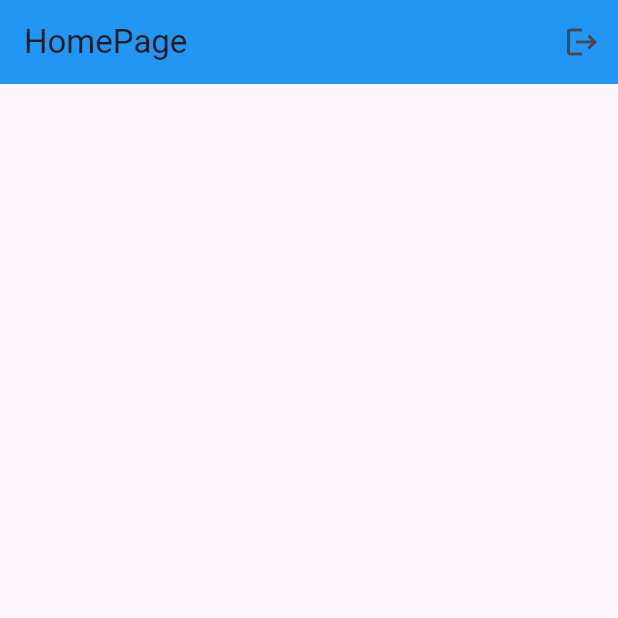
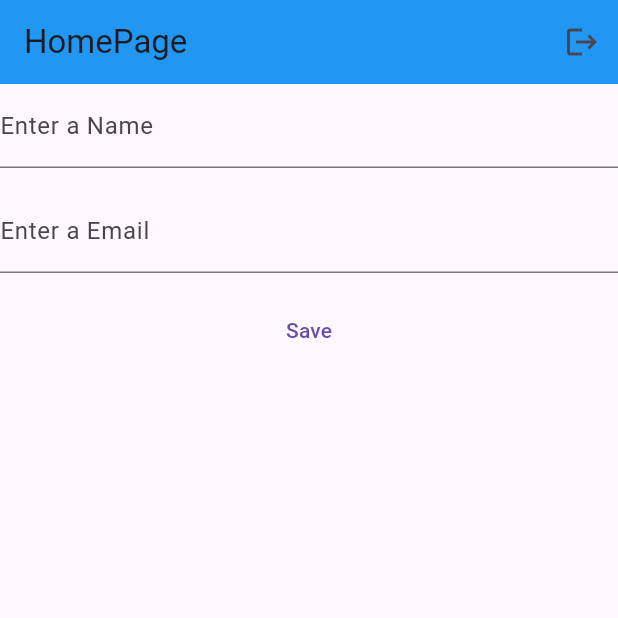
Before and after one commit to Ruthvik2025/Firebase_Practice, a Flutter app: the HomePage screen opened directly, on a phone screen of 412 x 824 dp, the top half of it. Run offline on Flutter 3.47's test engine with Material 3 defaults, Android fonts, the phone set to English and light mode, and no system bars; our stand-ins replace cloud_firestore, firebase_auth, firebase_core; accounts and stored records are empty; network calls fail.

```diff
--- a/lib/screens/home_page.dart
+++ b/lib/screens/home_page.dart
@@ -1,3 +1,4 @@
+import 'package:cloud_firestore/cloud_firestore.dart';
 import 'package:firebase_auth/firebase_auth.dart';
 import 'package:firebase_practice/screens/phone%20auth/sign_with_phone.dart';
 import 'package:flutter/material.dart';
@@ -10,6 +11,24 @@ class HomePage extends StatefulWidget {
 }
 
 class _MyWidgetState extends State<HomePage> {
+  TextEditingController nameController = TextEditingController();
+  TextEditingController emailController = TextEditingController();
+
+  void saveInfo() async {
+    String name = nameController.text.trim();
+    String email = emailController.text.trim();
+
+    nameController.clear();
+    emailController.clear();
+
+    Map<String, dynamic> UserData = {'name ': name, 'email': email};
+    await FirebaseFirestore.instance.collection('users').add(UserData);
+  }
+
+  void delete(String docId) async {
+    await FirebaseFirestore.instance.collection('users').doc(docId).delete();
+  }
+
   void signOut() async {
     await FirebaseAuth.instance.signOut();
     Navigator.popUntil(context, (route) => route.isFirst);
@@ -34,6 +53,68 @@ class _MyWidgetState extends State<HomePage> {
         backgroundColor: Colors.blue,
         title: const Text("HomePage"),
       ),
+      body: Column(
+        children: [
+          TextField(
+            controller: nameController,
+            decoration: const InputDecoration(labelText: 'Enter a Name'),
+          ),
+          const SizedBox(
+            height: 14,
+          ),
+          TextField(
+            controller: emailController,
+            decoration: const InputDecoration(labelText: 'Enter a Email'),
+          ),
+          const SizedBox(
+            height: 14,
+          ),
+          TextButton(
+            onPressed: () {
+              saveInfo();
+            },
+            child: const Text('Save'),
+          ),
+          const SizedBox(
+            height: 14,
+          ),
+          Expanded(
+            child: StreamBuilder(
+                stream:
+                    FirebaseFirestore.instance.collection('users').snapshots(),
+                builder: (context, snapshot) {
+                  if (snapshot.connectionState == ConnectionState.active) {
+                    if (snapshot.hasData && snapshot.data != null) {
+                      return ListView.builder(
+                        itemCount: snapshot.data!.docs.length,
+                        itemBuilder: (context, index) {
+                          Map<String, dynamic> userMap =
+                              snapshot.data?.docs[index].data()
+                                  as Map<String, dynamic>;
+                          String docId = snapshot.data!.docs[index].id;
+                          return ListTile(
+                            leading: IconButton(
+                                onPressed: () {},
+                                icon: const Icon(Icons.update)),
+                            title: Text(userMap["name "]),
+                            subtitle: Text(userMap["email"]),
+                            trailing: IconButton(
+                                onPressed: () {
+                                  delete(docId);
+                                },
+                                icon: const Icon(Icons.delete)),
+                          );
+                        },
+                      );
+                    } else {
+                      return const CircularProgressIndicator();
+                    }
+                  }
+                  return const Text('data');
+                }),
+          ),
+        ],
+      ),
     );
   }
 }
--- a/lib/screens/phone auth/sign_with_phone.dart
+++ b/lib/screens/phone auth/sign_with_phone.dart
@@ -1,3 +1,5 @@
+import 'dart:developer';
+
 import 'package:firebase_auth/firebase_auth.dart';
 import 'package:firebase_practice/screens/phone%20auth/verify_otp.dart';
 import 'package:flutter/material.dart';
@@ -30,7 +32,7 @@ class _SignWithPhoneState extends State<SignWithPhone> {
       verificationCompleted:
           (credential) {}, //it comes when verificatioon completed
       verificationFailed: (error) {
-        print(error.code.toString()); //it uses when verification failed
+        log(error.code.toString()); //it uses when verification failed
       },
       codeAutoRetrievalTimeout: (verificationId) {},
       timeout: const Duration(seconds: 30),
--- a/lib/screens/phone auth/verify_otp.dart
+++ b/lib/screens/phone auth/verify_otp.dart
@@ -1,3 +1,5 @@
+import 'dart:developer';
+
 import 'package:firebase_auth/firebase_auth.dart';
 import 'package:firebase_practice/screens/home_page.dart';
 import 'package:flutter/material.dart';
@@ -21,14 +23,16 @@ class _VerifyOtpState extends State<VerifyOtp> {
       UserCredential userCredential =
           await FirebaseAuth.instance.signInWithCredential(credential);
       if (userCredential.user != null) {
+        // ignore: use_build_context_synchronously
         Navigator.popUntil(context, (route) => route.isFirst);
         Navigator.pushReplacement(
+          // ignore: use_build_context_synchronously
           context,
           MaterialPageRoute(builder: (context) => const HomePage()),
         );
       }
     } on FirebaseAuthException catch (e) {
-      print(
+      log(
         e.code.toString(),
       );
     }
--- a/pubspec.yaml
+++ b/pubspec.yaml
@@ -37,6 +37,7 @@ dependencies:
   cupertino_icons: ^1.0.6
   firebase_core: ^2.30.1
   firebase_auth: ^4.19.4
+  cloud_firestore: ^4.17.2
 
 dev_dependencies:
   flutter_test:
```
Also changed, not shown: lib/main.dart (+28 -0 lines), lib/screens/email auth/login_screen.dart (+6 -2 lines), lib/screens/email auth/signup_screen.dart (+8 -3 lines), pubspec.lock, 4 other files.
